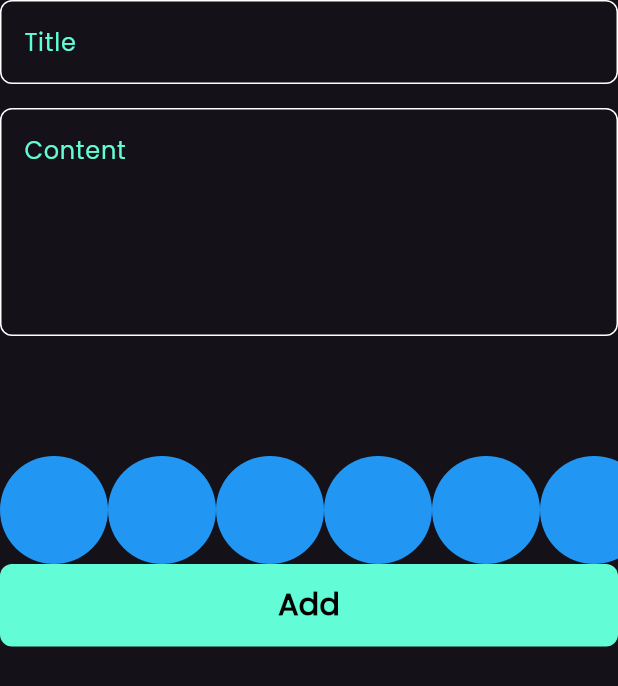
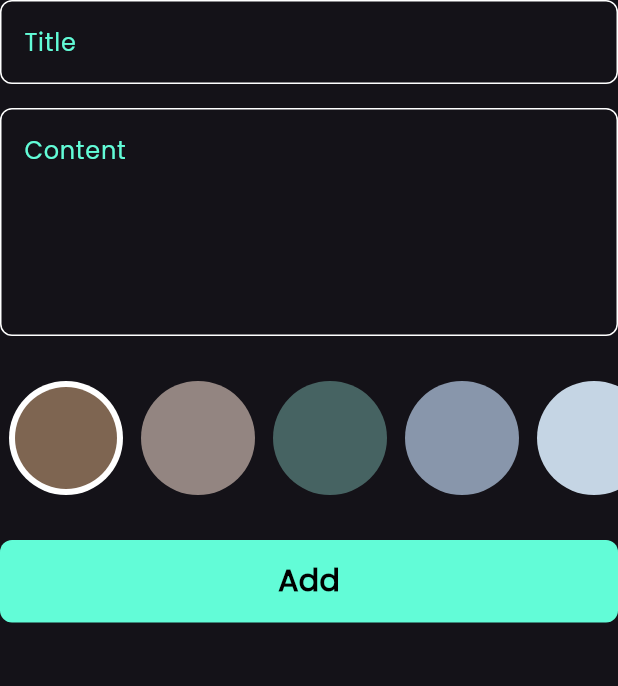
Before and after one commit to mohamedredaelsheikh/notes_app, a Flutter app: the AddNoteForm widget shown alone on an empty page, opened directly, on a phone screen of 412 x 824 dp. Shown: the top 686 px of the screen. Run offline on Flutter 3.47's test engine with Material 3 defaults, Android fonts, the phone set to English and light mode, and no system bars; our stand-ins replace bloc, flutter_bloc, font_awesome_flutter, hive, hive_flutter; accounts and stored records are empty.

Commit message:
Finish Color List View

```diff
--- a/lib/widgets/add_note_form.dart
+++ b/lib/widgets/add_note_form.dart
@@ -41,9 +41,12 @@ class _AddNoteFormState extends State<AddNoteForm> {
             hinttext: "Content",
           ),
           const SizedBox(
-            height: 80,
+            height: 30,
           ),
           const ColorListView(),
+          const SizedBox(
+            height: 30,
+          ),
           BlocBuilder<AddNoteCubit, AddNoteState>(
             builder: (context, state) {
               return CustomButtom(
--- a/lib/widgets/color_item.dart
+++ b/lib/widgets/color_item.dart
@@ -1,13 +1,23 @@
 import 'package:flutter/material.dart';
 
 class ColorItem extends StatelessWidget {
-  const ColorItem({super.key});
-
+  const ColorItem({super.key, required this.isActive, required this.color});
+  final bool isActive;
+  final Color color;
   @override
   Widget build(BuildContext context) {
-    return const CircleAvatar(
-      radius: 36,
-      backgroundColor: Colors.blue,
-    );
+    return isActive
+        ? CircleAvatar(
+            radius: 38,
+            backgroundColor: Colors.white,
+            child: CircleAvatar(
+              radius: 34,
+              backgroundColor: color,
+            ),
+          )
+        : CircleAvatar(
+            radius: 38,
+            backgroundColor: color,
+          );
   }
 }
--- a/lib/widgets/color_list_view.dart
+++ b/lib/widgets/color_list_view.dart
@@ -1,18 +1,55 @@
 import 'package:flutter/material.dart';
 import 'package:note_app/widgets/color_item.dart';
 
-class ColorListView extends StatelessWidget {
+class ColorListView extends StatefulWidget {
   const ColorListView({super.key});
 
   @override
+  State<ColorListView> createState() => _ColorListViewState();
+}
+
+class _ColorListViewState extends State<ColorListView> {
+  int currentIdex = 0;
+  List<Color> colors = const [
+    Color(0xff7E6551),
+    Color(0xff938581),
+    Color(0xff466362),
+    Color(0xff8896AB),
+    Color(0xffC5D5E4),
+    Color(0xff7A7978),
+    Color(0xff8DE4FF),
+    Color(0xff8AC4FF),
+    Color(0xff2E5266),
+    Color(0xff6E8898),
+    Color(0xffE2C044),
+    Color(0xff4B3B40),
+    Color(0xff03B5AA),
+    Color(0xff037971),
+    Color(0xff023436),
+    Color(0xffC4FFF9),
+    Color(0xff9CEAEF),
+  ];
+  @override
   Widget build(BuildContext context) {
     return SizedBox(
-      height: 36 * 2,
+      height: 38 * 2,
       child: ListView.builder(
           scrollDirection: Axis.horizontal,
-          itemCount: 10,
+          itemCount: colors.length,
           itemBuilder: (context, index) {
-            return const ColorItem();
+            return Padding(
+              padding: const EdgeInsets.symmetric(horizontal: 6.0),
+              child: GestureDetector(
+                onTap: () {
+                  currentIdex = index;
+                  setState(() {});
+                },
+                child: ColorItem(
+                  color: colors[index],
+                  isActive: currentIdex == index,
+                ),
+              ),
+            );
           }),
     );
   }
```
